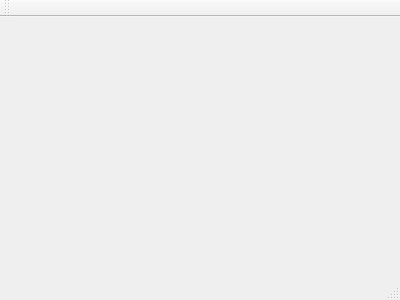
This is Graphic/mainwindow.ui in OSLL/edu-mindwave-diary as Qt 5 draws it before an edit. The edited form follows.
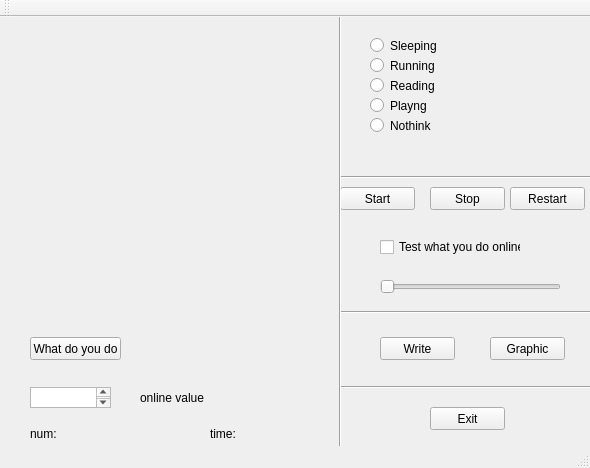
This is the edited form. Custom widgets are drawn as their Qt base class.

What changed in the file:
```diff
--- a/Graphic/mainwindow.ui
+++ b/Graphic/mainwindow.ui
@@ -6,8 +6,8 @@
    <rect>
     <x>0</x>
     <y>0</y>
-    <width>400</width>
-    <height>300</height>
+    <width>590</width>
+    <height>468</height>
    </rect>
   </property>
   <property name="windowTitle">
@@ -17,11 +17,411 @@
    <widget class="QCustomPlot" name="widget" native="true">
     <property name="geometry">
      <rect>
-      <x>70</x>
-      <y>30</y>
-      <width>120</width>
-      <height>80</height>
+      <x>10</x>
+      <y>10</y>
+      <width>321</width>
+      <height>271</height>
      </rect>
+    </property>
+    <widget class="QLabel" name="label_2">
+     <property name="geometry">
+      <rect>
+       <x>80</x>
+       <y>70</y>
+       <width>201</width>
+       <height>61</height>
+      </rect>
+     </property>
+     <property name="text">
+      <string/>
+     </property>
+    </widget>
+   </widget>
+   <widget class="QTextBrowser" name="textBrowser">
+    <property name="geometry">
+     <rect>
+      <x>30</x>
+      <y>370</y>
+      <width>81</width>
+      <height>21</height>
+     </rect>
+    </property>
+   </widget>
+   <widget class="QPushButton" name="pushButton">
+    <property name="geometry">
+     <rect>
+      <x>380</x>
+      <y>320</y>
+      <width>75</width>
+      <height>23</height>
+     </rect>
+    </property>
+    <property name="text">
+     <string>Write</string>
+    </property>
+   </widget>
+   <widget class="QPushButton" name="pushButton_3">
+    <property name="geometry">
+     <rect>
+      <x>430</x>
+      <y>170</y>
+      <width>75</width>
+      <height>23</height>
+     </rect>
+    </property>
+    <property name="text">
+     <string>Stop</string>
+    </property>
+   </widget>
+   <widget class="QPushButton" name="pushButton_2">
+    <property name="geometry">
+     <rect>
+      <x>340</x>
+      <y>170</y>
+      <width>75</width>
+      <height>23</height>
+     </rect>
+    </property>
+    <property name="text">
+     <string>Start</string>
+    </property>
+   </widget>
+   <widget class="QLabel" name="label">
+    <property name="geometry">
+     <rect>
+      <x>60</x>
+      <y>410</y>
+      <width>47</width>
+      <height>13</height>
+     </rect>
+    </property>
+    <property name="text">
+     <string/>
+    </property>
+   </widget>
+   <widget class="QPushButton" name="pushButton_5">
+    <property name="geometry">
+     <rect>
+      <x>490</x>
+      <y>320</y>
+      <width>75</width>
+      <height>23</height>
+     </rect>
+    </property>
+    <property name="text">
+     <string>Graphic</string>
+    </property>
+   </widget>
+   <widget class="QPushButton" name="pushButton_4">
+    <property name="geometry">
+     <rect>
+      <x>430</x>
+      <y>390</y>
+      <width>75</width>
+      <height>23</height>
+     </rect>
+    </property>
+    <property name="text">
+     <string>Exit</string>
+    </property>
+   </widget>
+   <widget class="QLabel" name="label_3">
+    <property name="geometry">
+     <rect>
+      <x>240</x>
+      <y>410</y>
+      <width>47</width>
+      <height>13</height>
+     </rect>
+    </property>
+    <property name="text">
+     <string/>
+    </property>
+   </widget>
+   <widget class="QPushButton" name="pushButton_6">
+    <property name="geometry">
+     <rect>
+      <x>510</x>
+      <y>170</y>
+      <width>75</width>
+      <height>23</height>
+     </rect>
+    </property>
+    <property name="text">
+     <string>Restart</string>
+    </property>
+   </widget>
+   <widget class="QSlider" name="horizontalSlider">
+    <property name="geometry">
+     <rect>
+      <x>380</x>
+      <y>260</y>
+      <width>181</width>
+      <height>19</height>
+     </rect>
+    </property>
+    <property name="orientation">
+     <enum>Qt::Horizontal</enum>
+    </property>
+   </widget>
+   <widget class="QRadioButton" name="radioButton">
+    <property name="geometry">
+     <rect>
+      <x>370</x>
+      <y>20</y>
+      <width>82</width>
+      <height>17</height>
+     </rect>
+    </property>
+    <property name="text">
+     <string>Sleeping</string>
+    </property>
+   </widget>
+   <widget class="QRadioButton" name="radioButton_2">
+    <property name="geometry">
+     <rect>
+      <x>370</x>
+      <y>40</y>
+      <width>82</width>
+      <height>17</height>
+     </rect>
+    </property>
+    <property name="text">
+     <string>Running</string>
+    </property>
+   </widget>
+   <widget class="QRadioButton" name="radioButton_3">
+    <property name="geometry">
+     <rect>
+      <x>370</x>
+      <y>60</y>
+      <width>82</width>
+      <height>17</height>
+     </rect>
+    </property>
+    <property name="text">
+     <string>Reading</string>
+    </property>
+   </widget>
+   <widget class="QRadioButton" name="radioButton_4">
+    <property name="geometry">
+     <rect>
+      <x>370</x>
+      <y>80</y>
+      <width>82</width>
+      <height>17</height>
+     </rect>
+    </property>
+    <property name="text">
+     <string>Playng</string>
+    </property>
+   </widget>
+   <widget class="QLabel" name="label_4">
+    <property name="geometry">
+     <rect>
+      <x>370</x>
+      <y>130</y>
+      <width>161</width>
+      <height>20</height>
+     </rect>
+    </property>
+    <property name="text">
+     <string/>
+    </property>
+   </widget>
+   <widget class="QLabel" name="label_5">
+    <property name="geometry">
+     <rect>
+      <x>480</x>
+      <y>20</y>
+      <width>47</width>
+      <height>13</height>
+     </rect>
+    </property>
+    <property name="text">
+     <string/>
+    </property>
+   </widget>
+   <widget class="QLabel" name="label_6">
+    <property name="geometry">
+     <rect>
+      <x>480</x>
+      <y>40</y>
+      <width>47</width>
+      <height>13</height>
+     </rect>
+    </property>
+    <property name="text">
+     <string/>
+    </property>
+   </widget>
+   <widget class="QLabel" name="label_7">
+    <property name="geometry">
+     <rect>
+      <x>480</x>
+      <y>60</y>
+      <width>47</width>
+      <height>13</height>
+     </rect>
+    </property>
+    <property name="text">
+     <string/>
+    </property>
+   </widget>
+   <widget class="QLabel" name="label_8">
+    <property name="geometry">
+     <rect>
+      <x>480</x>
+      <y>80</y>
+      <width>47</width>
+      <height>13</height>
+     </rect>
+    </property>
+    <property name="text">
+     <string/>
+    </property>
+   </widget>
+   <widget class="QRadioButton" name="radioButton_5">
+    <property name="geometry">
+     <rect>
+      <x>370</x>
+      <y>100</y>
+      <width>82</width>
+      <height>17</height>
+     </rect>
+    </property>
+    <property name="text">
+     <string>Nothink</string>
+    </property>
+   </widget>
+   <widget class="Line" name="line">
+    <property name="geometry">
+     <rect>
+      <x>340</x>
+      <y>150</y>
+      <width>251</width>
+      <height>20</height>
+     </rect>
+    </property>
+    <property name="orientation">
+     <enum>Qt::Horizontal</enum>
+    </property>
+   </widget>
+   <widget class="Line" name="line_2">
+    <property name="geometry">
+     <rect>
+      <x>340</x>
+      <y>360</y>
+      <width>281</width>
+      <height>21</height>
+     </rect>
+    </property>
+    <property name="orientation">
+     <enum>Qt::Horizontal</enum>
+    </property>
+   </widget>
+   <widget class="Line" name="line_3">
+    <property name="geometry">
+     <rect>
+      <x>340</x>
+      <y>275</y>
+      <width>261</width>
+      <height>41</height>
+     </rect>
+    </property>
+    <property name="orientation">
+     <enum>Qt::Horizontal</enum>
+    </property>
+   </widget>
+   <widget class="QLabel" name="label_9">
+    <property name="geometry">
+     <rect>
+      <x>140</x>
+      <y>320</y>
+      <width>191</width>
+      <height>21</height>
+     </rect>
+    </property>
+    <property name="text">
+     <string/>
+    </property>
+   </widget>
+   <widget class="QPushButton" name="pushButton_7">
+    <property name="geometry">
+     <rect>
+      <x>30</x>
+      <y>320</y>
+      <width>91</width>
+      <height>23</height>
+     </rect>
+    </property>
+    <property name="text">
+     <string>What do you do</string>
+    </property>
+   </widget>
+   <widget class="QLabel" name="label_10">
+    <property name="geometry">
+     <rect>
+      <x>140</x>
+      <y>370</y>
+      <width>71</width>
+      <height>21</height>
+     </rect>
+    </property>
+    <property name="text">
+     <string>online value</string>
+    </property>
+   </widget>
+   <widget class="Line" name="line_4">
+    <property name="geometry">
+     <rect>
+      <x>330</x>
+      <y>-10</y>
+      <width>20</width>
+      <height>471</height>
+     </rect>
+    </property>
+    <property name="orientation">
+     <enum>Qt::Vertical</enum>
+    </property>
+   </widget>
+   <widget class="QLabel" name="label_11">
+    <property name="geometry">
+     <rect>
+      <x>210</x>
+      <y>410</y>
+      <width>47</width>
+      <height>13</height>
+     </rect>
+    </property>
+    <property name="text">
+     <string>time:</string>
+    </property>
+   </widget>
+   <widget class="QLabel" name="label_12">
+    <property name="geometry">
+     <rect>
+      <x>30</x>
+      <y>410</y>
+      <width>47</width>
+      <height>13</height>
+     </rect>
+    </property>
+    <property name="text">
+     <string>num:</string>
+    </property>
+   </widget>
+   <widget class="QCheckBox" name="checkBox">
+    <property name="geometry">
+     <rect>
+      <x>380</x>
+      <y>220</y>
+      <width>141</width>
+      <height>20</height>
+     </rect>
+    </property>
+    <property name="text">
+     <string>Test what you do online</string>
     </property>
    </widget>
   </widget>
```
Left out of the diff: 2 changed lines with no effect on the pictures.
